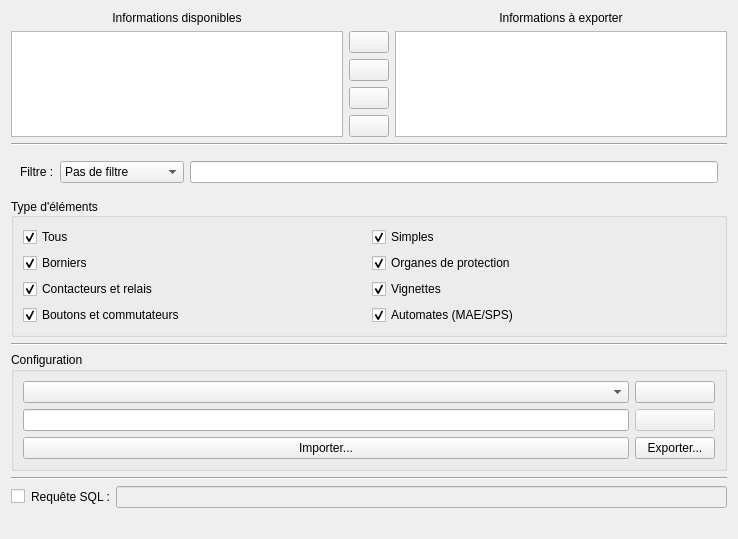
First picture: the form in sources/dataBase/ui/elementquerywidget.ui, repository qelectrotech/qelectrotech-source-mirror, before the edit.
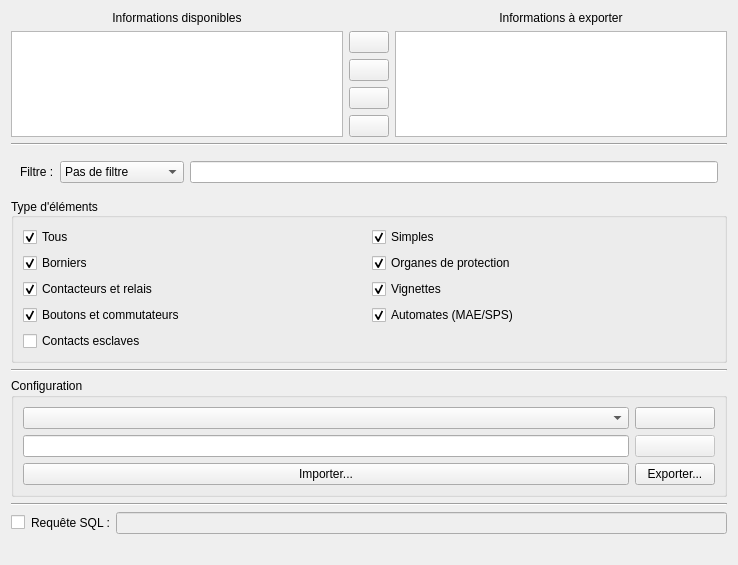
Second picture: the form after the edit. Icons and pictures are not drawn.

Commit message: Add options to leave junctions and contact blocks out of the parts list (#1178)

Diff of the .ui file:
```diff
--- a/sources/dataBase/ui/elementquerywidget.ui
+++ b/sources/dataBase/ui/elementquerywidget.ui
@@ -318,6 +318,16 @@
             </property>
            </widget>
           </item>
+          <item row="4" column="0">
+           <widget class="QCheckBox" name="m_slave_cb">
+            <property name="text">
+             <string>Contacts esclaves</string>
+            </property>
+            <property name="checked">
+             <bool>false</bool>
+            </property>
+           </widget>
+          </item>
          </layout>
         </widget>
       </item>
```
The commit also changes 16 other files.
